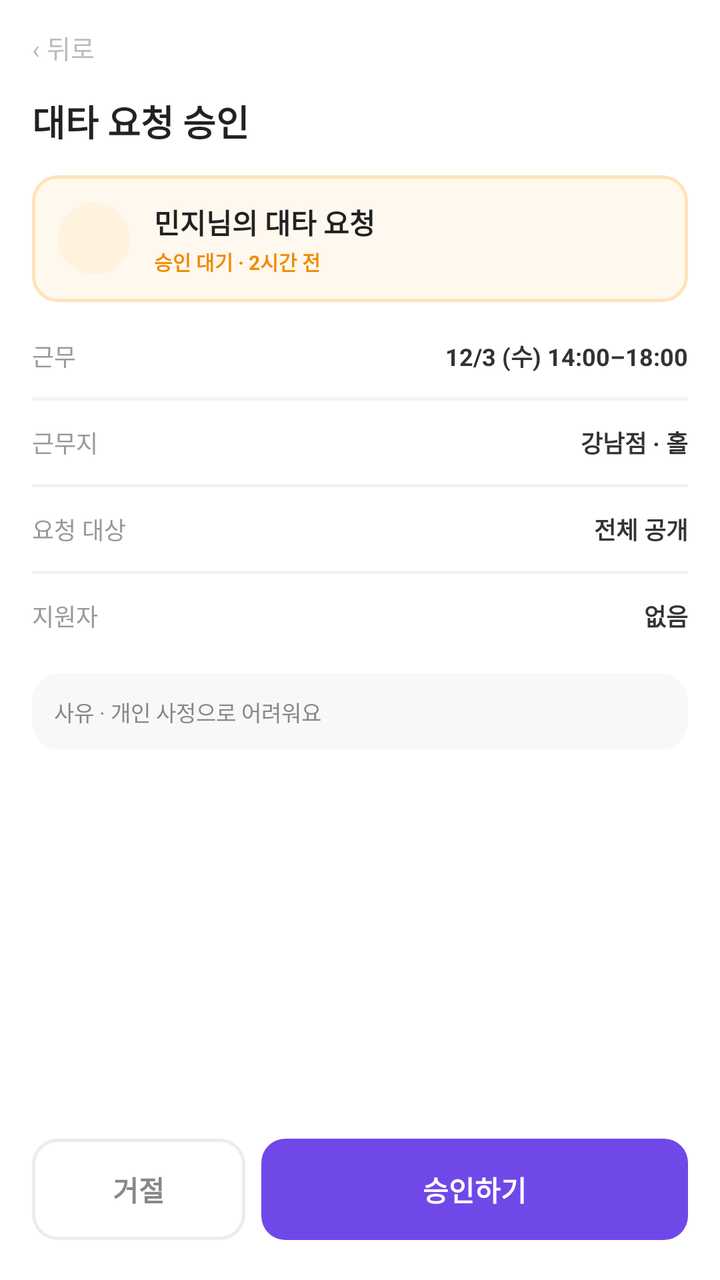
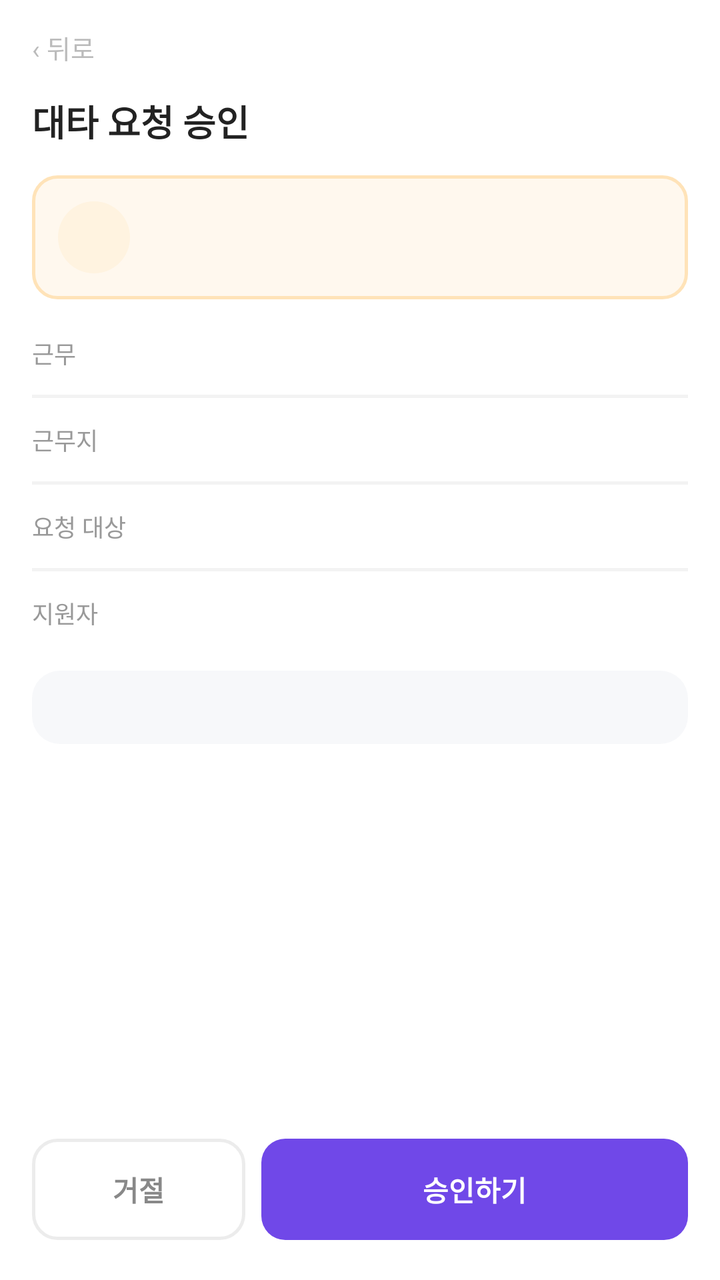

Before-and-after screenshots of an Android layout around one commit, followed by the original layout XML and the change that was made.
<!-- AndroidManifest.xml: application theme Theme.PTManagerEmployer -->
<!-- res/layout/activity_sub_approval.xml -->
<?xml version="1.0" encoding="utf-8"?>
<LinearLayout xmlns:android="http://schemas.android.com/apk/res/android"
    android:id="@+id/approval_root"
    android:layout_width="match_parent"
    android:layout_height="match_parent"
    android:orientation="vertical"
    android:background="@color/white">

    <ScrollView
        android:layout_width="match_parent"
        android:layout_height="0dp"
        android:layout_weight="1"
        android:fillViewport="true">

        <LinearLayout
            android:layout_width="match_parent"
            android:layout_height="wrap_content"
            android:orientation="vertical"
            android:paddingHorizontal="16dp"
            android:paddingBottom="16dp">

            <TextView
                android:id="@+id/btn_back"
                android:layout_width="wrap_content"
                android:layout_height="wrap_content"
                android:text="‹ 뒤로"
                android:textColor="@color/text_hint"
                android:textSize="13sp"
                android:paddingVertical="14dp"
                android:paddingEnd="14dp"
                android:background="?attr/selectableItemBackground" />

            <TextView
                android:layout_width="wrap_content"
                android:layout_height="wrap_content"
                android:text="대타 요청 승인"
                android:textColor="@color/text_primary"
                android:textSize="18sp"
                android:textStyle="bold" />

            
            <LinearLayout
                android:layout_width="match_parent"
                android:layout_height="wrap_content"
                android:layout_marginTop="14dp"
                android:orientation="horizontal"
                android:gravity="center_vertical"
                android:background="@drawable/bg_card_warn"
                android:padding="13dp">

                <View
                    android:layout_width="36dp"
                    android:layout_height="36dp"
                    android:background="@drawable/bg_circle_warn" />

                <LinearLayout
                    android:layout_width="0dp"
                    android:layout_height="wrap_content"
                    android:layout_weight="1"
                    android:layout_marginStart="12dp"
                    android:orientation="vertical">

                    <TextView
                        android:id="@+id/tv_req_title"
                        android:layout_width="wrap_content"
                        android:layout_height="wrap_content"
                        android:text="민지님의 대타 요청"
                        android:textColor="@color/text_primary"
                        android:textSize="14sp"
                        android:textStyle="bold" />

                    <TextView
                        android:layout_width="wrap_content"
                        android:layout_height="wrap_content"
                        android:layout_marginTop="2dp"
                        android:text="승인 대기 · 2시간 전"
                        android:textColor="@color/warn_orange"
                        android:textSize="10sp"
                        android:textStyle="bold" />
                </LinearLayout>
            </LinearLayout>

            
            <LinearLayout
                android:layout_width="match_parent"
                android:layout_height="wrap_content"
                android:layout_marginTop="6dp"
                android:orientation="vertical">

                <LinearLayout style="@style/DetailRow">
                    <TextView style="@style/DetailKey" android:text="근무" />
                    <TextView android:id="@+id/tv_shift" style="@style/DetailVal" android:text="12/3 (수) 14:00–18:00" />
                </LinearLayout>
                <View style="@style/DetailDivider" />
                <LinearLayout style="@style/DetailRow">
                    <TextView style="@style/DetailKey" android:text="근무지" />
                    <TextView style="@style/DetailVal" android:text="강남점 · 홀" />
                </LinearLayout>
                <View style="@style/DetailDivider" />
                <LinearLayout style="@style/DetailRow">
                    <TextView style="@style/DetailKey" android:text="요청 대상" />
                    <TextView style="@style/DetailVal" android:text="전체 공개" />
                </LinearLayout>
                <View style="@style/DetailDivider" />
                <LinearLayout style="@style/DetailRow">
                    <TextView style="@style/DetailKey" android:text="지원자" />
                    <TextView android:id="@+id/tv_applicants" style="@style/DetailVal" android:text="없음" />
                </LinearLayout>
            </LinearLayout>

            <TextView
                android:id="@+id/tv_reason"
                android:layout_width="match_parent"
                android:layout_height="wrap_content"
                android:layout_marginTop="8dp"
                android:background="@drawable/bg_soft_gray"
                android:text="사유 · 개인 사정으로 어려워요"
                android:textColor="@color/text_secondary"
                android:textSize="11sp"
                android:padding="11dp" />
        </LinearLayout>
    </ScrollView>

    
    <LinearLayout
        android:layout_width="match_parent"
        android:layout_height="wrap_content"
        android:orientation="horizontal"
        android:paddingHorizontal="16dp"
        android:paddingTop="8dp"
        android:paddingBottom="20dp"
        android:baselineAligned="false">

        <TextView
            android:id="@+id/btn_reject"
            android:layout_width="0dp"
            android:layout_height="wrap_content"
            android:layout_weight="1"
            android:background="@drawable/bg_btn_outline_gray"
            android:text="거절"
            android:textColor="@color/text_secondary"
            android:textSize="14sp"
            android:textStyle="bold"
            android:gravity="center"
            android:paddingVertical="15dp"
            android:foreground="?attr/selectableItemBackground" />

        <TextView
            android:id="@+id/btn_approve"
            android:layout_width="0dp"
            android:layout_height="wrap_content"
            android:layout_weight="2"
            android:layout_marginStart="8dp"
            android:background="@drawable/bg_btn_primary"
            android:text="승인하기"
            android:textColor="@color/white"
            android:textSize="14sp"
            android:textStyle="bold"
            android:gravity="center"
            android:paddingVertical="15dp"
            android:foreground="?attr/selectableItemBackground" />
    </LinearLayout>
</LinearLayout>
<!-- resources referenced by this layout -->
<resources>
  <color name="text_hint">#BBBBBB</color>
  <color name="text_primary">#222222</color>
  <color name="text_secondary">#888888</color>
  <color name="warn_orange">#F08C00</color>
  <color name="white">#FFFFFFFF</color>
  <!-- drawable bg_btn_outline_gray (drawable) -->
  <?xml version="1.0" encoding="utf-8"?>
  <shape xmlns:android="http://schemas.android.com/apk/res/android" android:shape="rectangle">
      <solid android:color="@color/white" />
      <corners android:radius="12dp" />
      <stroke android:width="1.5dp" android:color="@color/border" />
  </shape>
  <!-- drawable bg_btn_primary (drawable) -->
  <?xml version="1.0" encoding="utf-8"?>
  <shape xmlns:android="http://schemas.android.com/apk/res/android" android:shape="rectangle">
      <solid android:color="@color/brand" />
      <corners android:radius="12dp" />
  </shape>
  <!-- drawable bg_card_warn (drawable) -->
  <?xml version="1.0" encoding="utf-8"?>
  <shape xmlns:android="http://schemas.android.com/apk/res/android" android:shape="rectangle">
      <solid android:color="@color/warn_bg" />
      <corners android:radius="12dp" />
      <stroke android:width="1.5dp" android:color="@color/warn_border" />
  </shape>
  <!-- drawable bg_circle_warn (drawable) -->
  <?xml version="1.0" encoding="utf-8"?>
  <shape xmlns:android="http://schemas.android.com/apk/res/android" android:shape="oval">
      <solid android:color="#FFF3E0" />
  </shape>
  <!-- drawable bg_soft_gray (drawable) -->
  <?xml version="1.0" encoding="utf-8"?>
  <shape xmlns:android="http://schemas.android.com/apk/res/android" android:shape="rectangle">
      <solid android:color="@color/surface_gray" />
      <corners android:radius="14dp" />
  </shape>
  <style name="DetailDivider">
          <item name="android:layout_width">match_parent</item>
          <item name="android:layout_height">1.5dp</item>
          <item name="android:background">#F3F3F3</item>
      </style>
  <style name="DetailKey">
          <item name="android:layout_width">0dp</item>
          <item name="android:layout_height">wrap_content</item>
          <item name="android:layout_weight">1</item>
          <item name="android:textColor">@color/text_tertiary</item>
          <item name="android:textSize">12sp</item>
      </style>
  <style name="DetailRow">
          <item name="android:layout_width">match_parent</item>
          <item name="android:layout_height">wrap_content</item>
          <item name="android:orientation">horizontal</item>
          <item name="android:paddingVertical">12dp</item>
      </style>
  <style name="DetailVal">
          <item name="android:layout_width">wrap_content</item>
          <item name="android:layout_height">wrap_content</item>
          <item name="android:textColor">#333333</item>
          <item name="android:textSize">12sp</item>
          <item name="android:textStyle">bold</item>
      </style>
  <style name="Theme.PTManagerEmployer" parent="Base.Theme.PTManagerEmployer" />
  <color name="border">#ECECEC</color>
  <color name="brand">#7048E8</color>
  <color name="warn_bg">#FFF8EE</color>
  <color name="warn_border">#FFE3B8</color>
  <color name="surface_gray">#F7F8FA</color>
  <color name="text_tertiary">#999999</color>
  <style name="Base.Theme.PTManagerEmployer" parent="Theme.Material3.Light.NoActionBar">
          <item name="colorPrimary">@color/brand</item>
          <item name="colorOnPrimary">@color/white</item>
          <item name="colorSurface">@color/white</item>
          <item name="colorOnSurface">@color/text_primary</item>
          <item name="android:colorBackground">@color/white</item>
          <item name="android:statusBarColor">@color/white</item>
          <item name="android:navigationBarColor">@color/white</item>
          <item name="android:windowLightStatusBar">true</item>
          <item name="android:windowLightNavigationBar" tools:targetApi="o_mr1">true</item>
      </style>
</resources>

<!-- the commit's change to res/layout/activity_sub_approval.xml (unified diff, before → after) -->
@@ -64,7 +64,7 @@
                         android:id="@+id/tv_req_title"
                         android:layout_width="wrap_content"
                         android:layout_height="wrap_content"
-                        android:text="민지님의 대타 요청"
+                        android:text=""
                         android:textColor="@color/text_primary"
                         android:textSize="14sp"
                         android:textStyle="bold" />
@@ -73,7 +73,7 @@
                         android:layout_width="wrap_content"
                         android:layout_height="wrap_content"
                         android:layout_marginTop="2dp"
-                        android:text="승인 대기 · 2시간 전"
+                        android:text=""
                         android:textColor="@color/warn_orange"
                         android:textSize="10sp"
                         android:textStyle="bold" />
@@ -89,22 +89,22 @@
 
                 <LinearLayout style="@style/DetailRow">
                     <TextView style="@style/DetailKey" android:text="근무" />
-                    <TextView android:id="@+id/tv_shift" style="@style/DetailVal" android:text="12/3 (수) 14:00–18:00" />
+                    <TextView android:id="@+id/tv_shift" style="@style/DetailVal" android:text="" />
                 </LinearLayout>
                 <View style="@style/DetailDivider" />
                 <LinearLayout style="@style/DetailRow">
                     <TextView style="@style/DetailKey" android:text="근무지" />
-                    <TextView style="@style/DetailVal" android:text="강남점 · 홀" />
+                    <TextView style="@style/DetailVal" android:text="" />
                 </LinearLayout>
                 <View style="@style/DetailDivider" />
                 <LinearLayout style="@style/DetailRow">
                     <TextView style="@style/DetailKey" android:text="요청 대상" />
-                    <TextView style="@style/DetailVal" android:text="전체 공개" />
+                    <TextView style="@style/DetailVal" android:text="" />
                 </LinearLayout>
                 <View style="@style/DetailDivider" />
                 <LinearLayout style="@style/DetailRow">
                     <TextView style="@style/DetailKey" android:text="지원자" />
-                    <TextView android:id="@+id/tv_applicants" style="@style/DetailVal" android:text="없음" />
+                    <TextView android:id="@+id/tv_applicants" style="@style/DetailVal" android:text="" />
                 </LinearLayout>
             </LinearLayout>
 
@@ -114,7 +114,7 @@
                 android:layout_height="wrap_content"
                 android:layout_marginTop="8dp"
                 android:background="@drawable/bg_soft_gray"
-                android:text="사유 · 개인 사정으로 어려워요"
+                android:text=""
                 android:textColor="@color/text_secondary"
                 android:textSize="11sp"
                 android:padding="11dp" />
